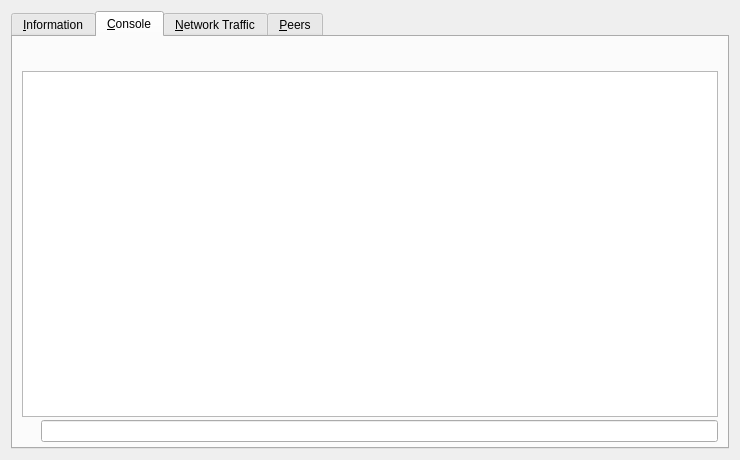
First picture: the form in src/qt/forms/debugwindow.ui, repository gjhiggins/vcoincore, before the edit.
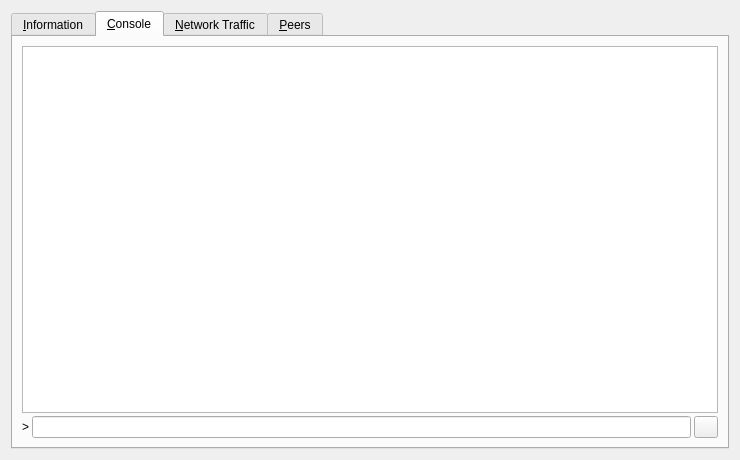
Second picture: the form after the edit. The open tabs and pages were chosen to show the change. Icons and pictures are not drawn. Custom widgets are drawn as their Qt base class.

```diff
--- a/src/qt/forms/debugwindow.ui
+++ b/src/qt/forms/debugwindow.ui
@@ -7,7 +7,7 @@
     <x>0</x>
     <y>0</y>
     <width>740</width>
-    <height>430</height>
+    <height>450</height>
    </rect>
   </property>
   <property name="windowTitle">
@@ -404,125 +404,6 @@
        <property name="spacing">
         <number>3</number>
        </property>
-       <property name="bottomMargin">
-        <number>5</number>
-       </property>
-       <item>
-        <layout class="QHBoxLayout" name="horizontalLayout">
-         <property name="spacing">
-          <number>4</number>
-         </property>
-         <item>
-          <spacer name="horizontalSpacer">
-           <property name="orientation">
-            <enum>Qt::Horizontal</enum>
-           </property>
-           <property name="sizeHint" stdset="0">
-            <size>
-             <width>40</width>
-             <height>20</height>
-            </size>
-           </property>
-          </spacer>
-         </item>
-         <item>
-          <widget class="QPushButton" name="fontSmallerButton">
-           <property name="maximumSize">
-            <size>
-             <width>24</width>
-             <height>24</height>
-            </size>
-           </property>
-           <property name="text">
-            <string/>
-           </property>
-           <property name="toolTip">
-            <string>Decrease font size</string>
-           </property>
-           <property name="icon">
-            <iconset resource="../bitcoin.qrc">
-             <normaloff>:/icons/fontsmaller</normaloff>:/icons/fontsmaller</iconset>
-           </property>
-           <property name="iconSize">
-            <size>
-             <width>24</width>
-             <height>16</height>
-            </size>
-           </property>
-           <property name="autoDefault">
-            <bool>false</bool>
-           </property>
-           <property name="flat">
-            <bool>true</bool>
-           </property>
-          </widget>
-         </item>
-         <item>
-          <widget class="QPushButton" name="fontBiggerButton">
-           <property name="maximumSize">
-            <size>
-             <width>24</width>
-             <height>24</height>
-            </size>
-           </property>
-           <property name="toolTip">
-            <string>Increase font size</string>
-           </property>
-           <property name="text">
-            <string/>
-           </property>
-           <property name="icon">
-            <iconset resource="../bitcoin.qrc">
-             <normaloff>:/icons/fontbigger</normaloff>:/icons/fontbigger</iconset>
-           </property>
-           <property name="iconSize">
-            <size>
-             <width>24</width>
-             <height>16</height>
-            </size>
-           </property>
-           <property name="autoDefault">
-            <bool>false</bool>
-           </property>
-           <property name="flat">
-            <bool>true</bool>
-           </property>
-          </widget>
-         </item>
-         <item>
-          <widget class="QPushButton" name="clearButton">
-           <property name="maximumSize">
-            <size>
-             <width>24</width>
-             <height>24</height>
-            </size>
-           </property>
-           <property name="toolTip">
-            <string>Clear console</string>
-           </property>
-           <property name="layoutDirection">
-            <enum>Qt::LeftToRight</enum>
-           </property>
-           <property name="text">
-            <string/>
-           </property>
-           <property name="icon">
-            <iconset resource="../bitcoin.qrc">
-             <normaloff>:/icons/remove</normaloff>:/icons/remove</iconset>
-           </property>
-           <property name="shortcut">
-            <string notr="true">Ctrl+L</string>
-           </property>
-           <property name="autoDefault">
-            <bool>false</bool>
-           </property>
-           <property name="flat">
-            <bool>true</bool>
-           </property>
-          </widget>
-         </item>
-        </layout>
-       </item>
        <item>
         <widget class="QTextEdit" name="messagesWidget">
          <property name="minimumSize">
@@ -543,18 +424,25 @@
         </widget>
        </item>
        <item>
-        <layout class="QHBoxLayout" name="horizontalLayoutPrompt">
+        <layout class="QHBoxLayout" name="horizontalLayout">
          <property name="spacing">
           <number>3</number>
          </property>
          <item>
-          <widget class="QPushButton" name="promptIcon">
-           <property name="enabled">
-            <bool>false</bool>
+          <widget class="QLabel" name="label">
+           <property name="text">
+            <string notr="true">&gt;</string>
            </property>
+          </widget>
+         </item>
+         <item>
+          <widget class="QLineEdit" name="lineEdit"/>
+         </item>
+         <item>
+          <widget class="QPushButton" name="clearButton">
            <property name="maximumSize">
             <size>
-             <width>16</width>
+             <width>24</width>
              <height>24</height>
             </size>
            </property>
@@ -566,24 +454,11 @@
              <normaloff>:/icons/prompticon</normaloff>
              <disabledoff>:/icons/prompticon</disabledoff>:/icons/prompticon</iconset>
            </property>
-           <property name="iconSize">
-            <size>
-             <width>14</width>
-             <height>14</height>
-            </size>
+           <property name="shortcut">
+            <string notr="true">Ctrl+L</string>
            </property>
            <property name="autoDefault">
             <bool>false</bool>
-           </property>
-           <property name="flat">
-            <bool>true</bool>
-           </property>
-          </widget>
-         </item>
-         <item>
-          <widget class="QLineEdit" name="lineEdit">
-           <property name="placeholderText">
-            <string/>
            </property>
           </widget>
          </item>
```
Left out of the diff: 146 changed lines with no effect on the pictures.
